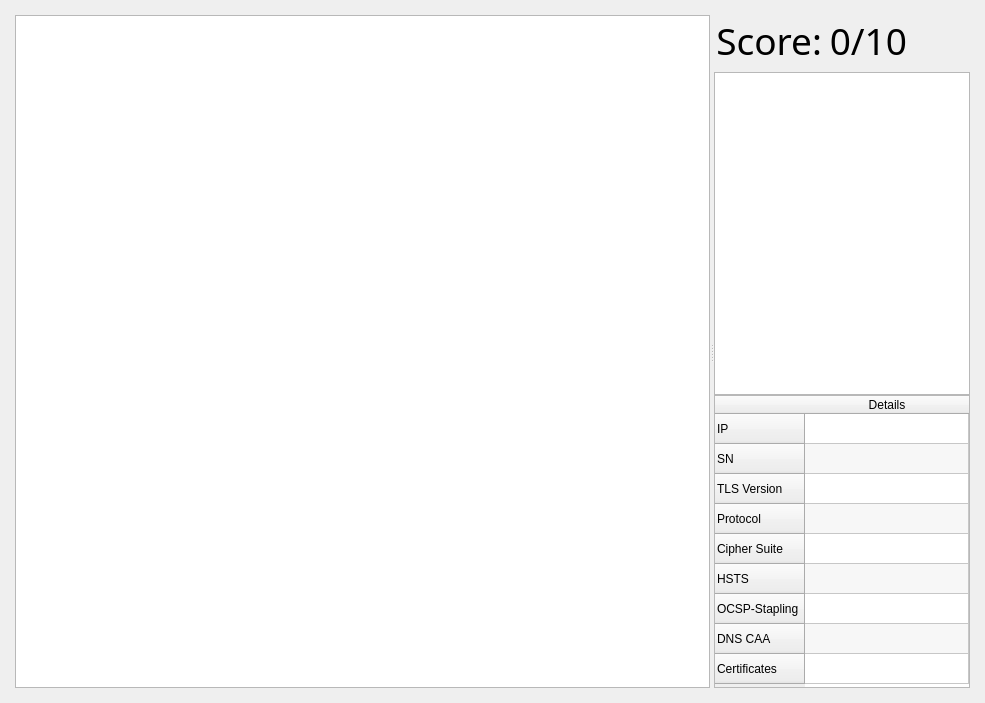
Qt form qt_files/display_window.ui (sondresolb/certificate-visualize) before a commit.
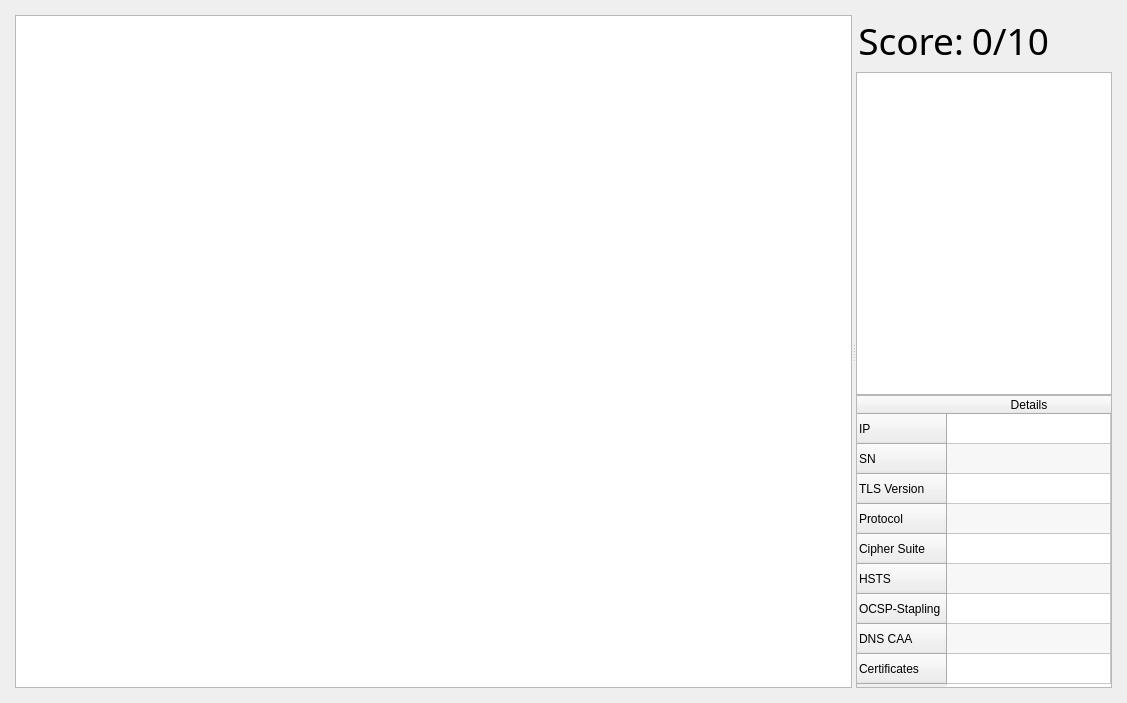
The same form after that commit. Icons and pictures are not drawn.

Diff of the .ui file:
```diff
--- a/qt_files/display_window.ui
+++ b/qt_files/display_window.ui
@@ -6,7 +6,7 @@
    <rect>
     <x>0</x>
     <y>0</y>
-    <width>985</width>
+    <width>1127</width>
     <height>703</height>
    </rect>
   </property>
@@ -83,6 +83,9 @@
       <property name="alternatingRowColors">
        <bool>true</bool>
       </property>
+      <property name="indentation">
+       <number>30</number>
+      </property>
       <property name="animated">
        <bool>true</bool>
       </property>
@@ -90,7 +93,7 @@
        <bool>true</bool>
       </attribute>
       <attribute name="headerDefaultSectionSize">
-       <number>280</number>
+       <number>350</number>
       </attribute>
      </widget>
      <widget class="QWidget" name="layoutWidget">
```
